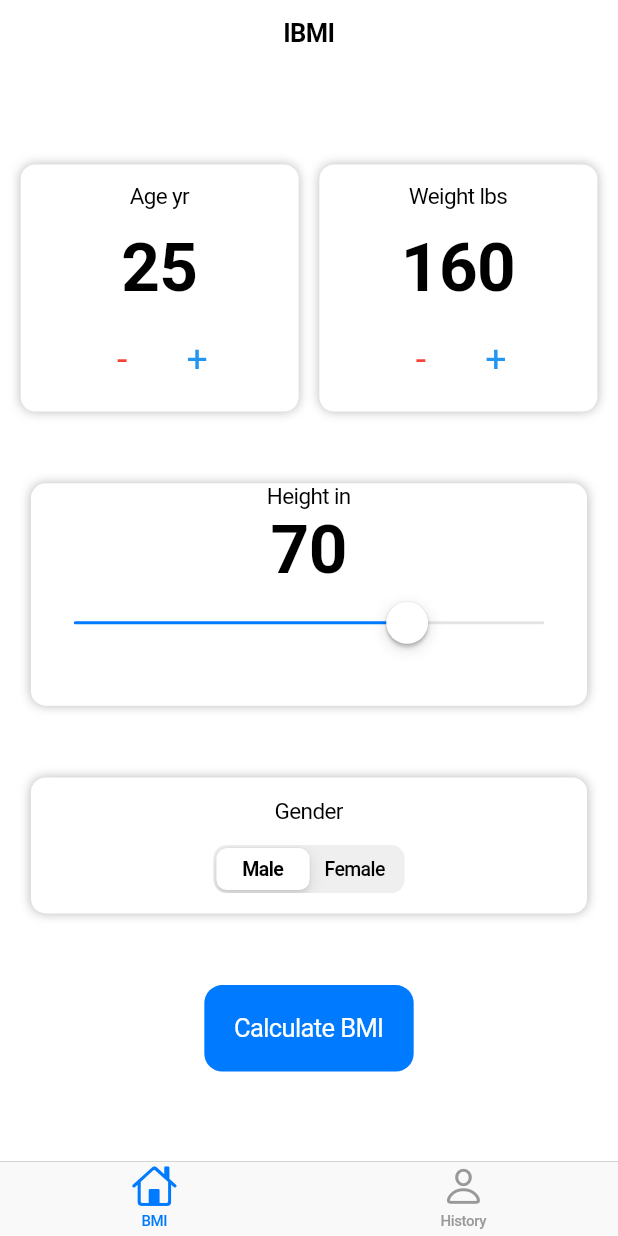
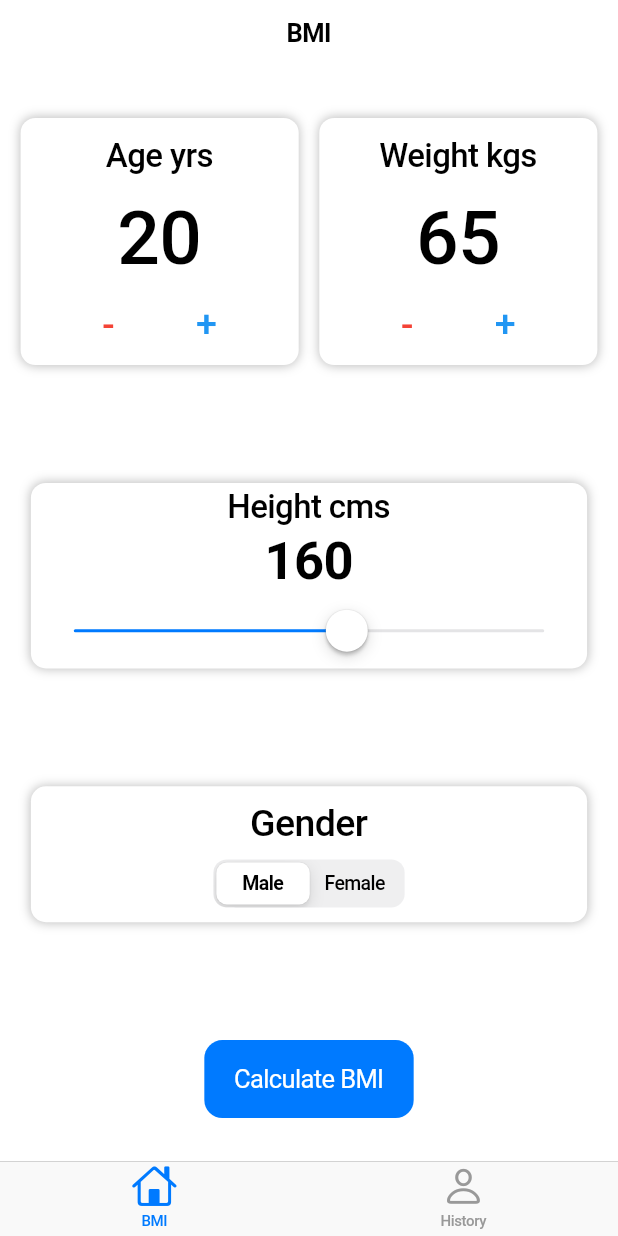
Before and after one commit to AlaguSaravanan/Flutter-Projects, a Flutter app: the screen it shows after launch, on a phone screen of 412 x 824 dp. Run offline on Flutter 3.47's test engine with Material 3 defaults, Android fonts, the phone set to English and light mode, and no system bars; our stand-ins replace dio, file_picker, firebase_core, flutter_local_notifications, get_it, html_unescape and 1 more; accounts and stored records are empty.

Commit message:
bmi_app commit

```diff
--- a/bmi_calculator/lib/main.dart
+++ b/bmi_calculator/lib/main.dart
@@ -1,5 +1,7 @@
+
 import 'package:bmi_calculator/pages/home_page.dart';
 import 'package:flutter/cupertino.dart';
+import 'package:flutter/material.dart';
 
 void main() {
   runApp(const MyApp());
@@ -8,12 +10,11 @@ void main() {
 class MyApp extends StatelessWidget {
   const MyApp({super.key});
 
-  // This widget is the root of your application.
   @override
   Widget build(BuildContext context) {
     return CupertinoApp(
       debugShowCheckedModeBanner: false,
-      title: 'IBMI',
+      title: 'BMI',
       routes: {
         '/': (BuildContext _context) => HomePage(),
       },
--- a/bmi_calculator/lib/pages/bmi_page.dart
+++ b/bmi_calculator/lib/pages/bmi_page.dart
@@ -1,4 +1,4 @@
-import 'dart:math';
+
 import 'package:flutter/cupertino.dart';
 import 'package:flutter/material.dart';
 import 'package:shared_preferences/shared_preferences.dart';
@@ -6,29 +6,27 @@ import 'package:shared_preferences/shared_preferences.dart';
 import '../utils/calculator.dart';
 import '../widgets/Info_card.dart';
 
-class BMIPage extends StatefulWidget {
+class BmiPage extends StatefulWidget {
+  const BmiPage({super.key});
+
   @override
-  State<StatefulWidget> createState() {
-    return _BMIPageState();
-  }
+  State<BmiPage> createState() => _BmiPageState();
 }
 
-class _BMIPageState extends State<BMIPage> {
-  double? _deviceHeight, _deviceWidth;
-
-  int _age = 25, _weight = 160, _height = 70, _gender = 0;
+class _BmiPageState extends State<BmiPage> {
+  double? _deviceWidth;
+  double? _deviceHeight;
+  int _age = 20, _height = 160, _weight = 65, _gender = 0;
 
   @override
   Widget build(BuildContext context) {
+    _deviceWidth = MediaQuery.of(context).size.width;
     _deviceHeight = MediaQuery.of(context).size.height;
-    _deviceWidth = MediaQuery.of(context).size.width;
     return CupertinoPageScaffold(
       child: Center(
-        child: Container(
-          height: _deviceHeight! * 0.85,
         child: Column(
+          mainAxisAlignment: MainAxisAlignment.spaceEvenly,
           mainAxisSize: MainAxisSize.max,
-            mainAxisAlignment: MainAxisAlignment.spaceEvenly,
           crossAxisAlignment: CrossAxisAlignment.center,
           children: [
             Row(
@@ -36,184 +34,192 @@ class _BMIPageState extends State<BMIPage> {
               mainAxisAlignment: MainAxisAlignment.spaceEvenly,
               crossAxisAlignment: CrossAxisAlignment.center,
               children: [
-                  _ageSelectContainer(),
-                  _weightSelectContainer(),
+                _ageSelectWidget(),
+                _weightSelectWidget(),
               ],
             ),
-              _heightSelectContainer(),
-              _genderSelectContainer(),
-              _calculateBMIButton(),
+            _heightSelectWidget(),
+            _genderSelectWidget(),
+            CupertinoButton.filled(
+              child: const Text('Calculate BMI'),
+              onPressed: () {
+                if (_age > 0 && _weight > 0 && _height > 0) {
+                  double _bmi = calculateBMI(_height, _weight);
+                  _showBmiWidget(_bmi);
+                }
+              },
+            ),
           ],
-          ),
         ),
       ),
     );
   }
 
-  Widget _ageSelectContainer() {
+  Widget _ageSelectWidget() {
     return InfoCard(
+      width: _deviceWidth! * 0.45,
       height: _deviceHeight! * 0.20,
-      width: _deviceWidth! * 0.45,
       child: Column(
+        mainAxisAlignment: MainAxisAlignment.spaceEvenly,
         mainAxisSize: MainAxisSize.max,
-        mainAxisAlignment: MainAxisAlignment.spaceEvenly,
         crossAxisAlignment: CrossAxisAlignment.center,
         children: [
           const Text(
-            'Age yr',
+            'Age yrs',
             style: TextStyle(
-              fontSize: 15,
-              fontWeight: FontWeight.w400,
+              fontSize: 22,
+              fontWeight: FontWeight.w500,
+              color: Colors.black,
             ),
           ),
           Text(
             _age.toString(),
             style: const TextStyle(
-              fontSize: 45,
-              fontWeight: FontWeight.w700,
+              fontSize: 50,
+              fontWeight: FontWeight.w500,
+              color: Colors.black,
             ),
           ),
           Row(
             mainAxisSize: MainAxisSize.max,
-            mainAxisAlignment: MainAxisAlignment.center,
+            mainAxisAlignment: MainAxisAlignment.spaceEvenly,
             crossAxisAlignment: CrossAxisAlignment.center,
             children: [
-              SizedBox(
-                width: 50,
-                child: CupertinoDialogAction(
-                  key: const Key('age_minus'),
-                  onPressed: () {
+              GestureDetector(
+                onTap: () {
                   setState(() {
                     _age--;
                   });
                 },
-                  textStyle: const TextStyle(
+                child: const Text(
+                  '-',
+                  style: TextStyle(
                     fontSize: 25,
+                    fontWeight: FontWeight.w500,
                     color: Colors.red,
                   ),
-                  child: const Text('-'),
                 ),
               ),
-              SizedBox(
-                width: 50,
-                child: CupertinoDialogAction(
-                  key: const Key('age_plus'),
-                  onPressed: () {
-                    setState(
-                      () {
+              GestureDetector(
+                onTap: () {
+                  setState(() {
                     _age++;
+                  });
                 },
-                    );
-                  },
-                  textStyle: const TextStyle(
+                child: const Text(
+                  '+',
+                  style: TextStyle(
                     fontSize: 25,
+                    fontWeight: FontWeight.w500,
                     color: Colors.blue,
                   ),
-                  child: const Text('+'),
                 ),
               ),
             ],
-          )
+          ),
         ],
       ),
     );
   }
 
-  Widget _weightSelectContainer() {
+  Widget _weightSelectWidget() {
     return InfoCard(
+      width: _deviceWidth! * 0.45,
       height: _deviceHeight! * 0.20,
-      width: _deviceWidth! * 0.45,
       child: Column(
+        mainAxisAlignment: MainAxisAlignment.spaceEvenly,
         mainAxisSize: MainAxisSize.max,
-        mainAxisAlignment: MainAxisAlignment.spaceEvenly,
         crossAxisAlignment: CrossAxisAlignment.center,
         children: [
           const Text(
-            'Weight lbs',
+            'Weight kgs',
             style: TextStyle(
-              fontSize: 15,
-              fontWeight: FontWeight.w400,
+              fontSize: 22,
+              fontWeight: FontWeight.w500,
+              color: Colors.black,
             ),
           ),
           Text(
             _weight.toString(),
             style: const TextStyle(
-              fontSize: 45,
-              fontWeight: FontWeight.w700,
+              fontSize: 50,
+              fontWeight: FontWeight.w500,
+              color: Colors.black,
             ),
           ),
           Row(
             mainAxisSize: MainAxisSize.max,
-            mainAxisAlignment: MainAxisAlignment.center,
+            mainAxisAlignment: MainAxisAlignment.spaceEvenly,
             crossAxisAlignment: CrossAxisAlignment.center,
             children: [
-              SizedBox(
-                width: 50,
-                child: CupertinoDialogAction(
-                  key: const Key('weight_minus'),
-                  onPressed: () {
+              GestureDetector(
+                onTap: () {
                   setState(() {
                     _weight--;
                   });
                 },
-                  textStyle: const TextStyle(
+                child: const Text(
+                  '-',
+                  style: TextStyle(
                     fontSize: 25,
+                    fontWeight: FontWeight.w500,
                     color: Colors.red,
                   ),
-                  child: const Text('-'),
                 ),
               ),
-              SizedBox(
-                width: 50,
-                child: CupertinoDialogAction(
-                  key: const Key('weight_plus'),
-                  onPressed: () {
-                    setState(
-                      () {
+              GestureDetector(
+                onTap: () {
+                  setState(() {
                     _weight++;
+                  });
                 },
-                    );
-                  },
-                  textStyle: const TextStyle(
+                child: const Text(
+                  '+',
+                  style: TextStyle(
                     fontSize: 25,
+                    fontWeight: FontWeight.w500,
                     color: Colors.blue,
                   ),
-                  child: const Text('+'),
                 ),
               ),
             ],
-          )
+          ),
         ],
       ),
     );
   }
 
-  Widget _heightSelectContainer() {
+  Widget _heightSelectWidget() {
     return InfoCard(
-      height: _deviceHeight! * 0.18,
       width: _deviceWidth! * 0.90,
+      height: _deviceHeight! * 0.15,
       child: Column(
+        mainAxisAlignment: MainAxisAlignment.spaceEvenly,
+        mainAxisSize: MainAxisSize.max,
+        crossAxisAlignment: CrossAxisAlignment.center,
         children: [
           const Text(
-            'Height in',
+            'Height cms',
             style: TextStyle(
-              fontSize: 15,
-              fontWeight: FontWeight.w400,
+              fontSize: 22,
+              fontWeight: FontWeight.w500,
+              color: Colors.black,
             ),
           ),
           Text(
             _height.toString(),
             style: const TextStyle(
-              fontSize: 45,
+              fontSize: 35,
               fontWeight: FontWeight.w700,
+              color: Colors.black,
             ),
           ),
           SizedBox(
             width: _deviceWidth! * 0.80,
             child: CupertinoSlider(
+              max: 272,
               min: 0,
-              max: 96,
-              divisions: 96,
+              divisions: 272,
               value: _height.toDouble(),
               onChanged: (_value) {
                 setState(() {
@@ -227,10 +233,10 @@ class _BMIPageState extends State<BMIPage> {
     );
   }
 
-  Widget _genderSelectContainer() {
+  Widget _genderSelectWidget() {
     return InfoCard(
+      width: _deviceWidth! * 0.90,
       height: _deviceHeight! * 0.11,
-      width: _deviceWidth! * 0.90,
       child: Column(
         mainAxisSize: MainAxisSize.max,
         mainAxisAlignment: MainAxisAlignment.spaceEvenly,
@@ -239,54 +245,37 @@ class _BMIPageState extends State<BMIPage> {
           const Text(
             'Gender',
             style: TextStyle(
-              fontSize: 15,
-              fontWeight: FontWeight.w400,
+              fontSize: 25,
+              fontWeight: FontWeight.w500,
+              color: Colors.black,
             ),
           ),
           CupertinoSlidingSegmentedControl(
               groupValue: _gender,
               children: const {
-              0: Text("Male"),
-              1: Text("Female"),
+                0: Text('Male'),
+                1: Text('Female'),
               },
               onValueChanged: (_value) {
                 setState(() {
                   _gender = _value as int;
                 });
-            },
-          ),
+              })
         ],
       ),
     );
   }
 
-  Widget _calculateBMIButton() {
-    return Container(
-      height: _deviceHeight! * 0.07,
-      child: CupertinoButton.filled(
-        child: const Text(
-          "Calculate BMI",
-        ),
-        onPressed: () {
-          if (_height > 0 && _weight > 0 && _age > 0) {
-            double _bmi = calculateBMI(_height, _weight);
-            _showResultDialog(_bmi);
-          }
-        },
-      ),
-    );
-  }
-
-  void _showResultDialog(double _bmi) {
+  void _showBmiWidget(double _bmi) {
     String? _status;
     if (_bmi < 18.5) {
-      _status = "Underweight";
-    } else if (_bmi >= 18.5 && _bmi < 25) {
-      _status = "Normal";
-    } else if (_bmi >= 25 && _bmi < 30) {
-      _status = "Overweight";
+      _status = 'UnderWeight';
+    } else if (_bmi > 18.5 && _bmi < 25) {
+      _status = 'Normal';
+    } else if (_bmi > 25 && _bmi < 30) {
+      _status = 'OverWeigth';
     } else if (_bmi >= 30) {
-      _status = "Obese";
+      _status = 'Obese';
     }
     showCupertinoDialog(
       context: context,
@@ -298,7 +287,7 @@ class _BMIPageState extends State<BMIPage> {
           ),
           actions: [
             CupertinoDialogAction(
-              child: const Text('Ok'),
+              child: const Text('OK'),
               onPressed: () {
                 _saveResult(_bmi.toString(), _status!);
                 Navigator.pop(_context);
--- a/bmi_calculator/lib/pages/history_page.dart
+++ b/bmi_calculator/lib/pages/history_page.dart
@@ -1,18 +1,26 @@
+
 import 'package:flutter/cupertino.dart';
 import 'package:flutter/material.dart';
 import 'package:shared_preferences/shared_preferences.dart';
 
 import '../widgets/Info_card.dart';
 
-class HistoryPage extends StatelessWidget {
-  double? _deviceHeight, _deviceWidth;
+class HistoryPage extends StatefulWidget {
+  const HistoryPage({super.key});
 
-  HistoryPage({super.key});
+  @override
+  State<HistoryPage> createState() => _HistoryPageState();
+}
+
+class _HistoryPageState extends State<HistoryPage> {
+  double? _deviceHeight;
+
+  double? _deviceWidth;
 
   @override
   Widget build(BuildContext context) {
+    _deviceWidth = MediaQuery.of(context).size.width;
     _deviceHeight = MediaQuery.of(context).size.height;
-    _deviceWidth = MediaQuery.of(context).size.width;
     return CupertinoPageScaffold(
       child: _dataCard(),
     );
@@ -24,15 +32,15 @@ class HistoryPage extends StatelessWidget {
       builder: (BuildContext _context, AsyncSnapshot _snapshot) {
         if (_snapshot.hasData) {
           final _prefs = _snapshot.data as SharedPreferences;
+          final _data = _prefs.getStringList('bmi_data');
           final _date = _prefs.getString('bmi_date');
-          final _data = _prefs.getStringList('bmi_data');
           return Center(
             child: InfoCard(
               height: _deviceHeight! * 0.25,
               width: _deviceWidth! * 0.75,
               child: Column(
+                mainAxisAlignment: MainAxisAlignment.spaceEvenly,
                 mainAxisSize: MainAxisSize.max,
-                mainAxisAlignment: MainAxisAlignment.spaceEvenly,
                 crossAxisAlignment: CrossAxisAlignment.center,
                 children: [
                   _statusText(
@@ -46,7 +54,7 @@ class HistoryPage extends StatelessWidget {
           );
         } else {
           return const Center(
-            child: CupertinoActivityIndicator(
+            child: CircularProgressIndicator(
               color: Colors.blue,
             ),
           );
@@ -60,7 +68,8 @@ class HistoryPage extends StatelessWidget {
       _status,
       style: const TextStyle(
         fontSize: 30,
-        fontWeight: FontWeight.w400,
+        fontWeight: FontWeight.w500,
+        color: Colors.black,
       ),
     );
   }
@@ -68,7 +77,7 @@ class HistoryPage extends StatelessWidget {
   Widget _dateText(String _date) {
     DateTime _parsedDate = DateTime.parse(_date);
     return Text(
-      '${_parsedDate.day} / ${_parsedDate.month} / ${_parsedDate.year}',
+      '${_parsedDate.day}/${_parsedDate.month}/${_parsedDate.year}',
       style: const TextStyle(
         fontSize: 15,
         fontWeight: FontWeight.w300,
--- a/bmi_calculator/lib/pages/home_page.dart
+++ b/bmi_calculator/lib/pages/home_page.dart
@@ -1,19 +1,20 @@
+
 import 'package:flutter/cupertino.dart';
 import 'package:flutter/material.dart';
+
 import 'bmi_page.dart';
 import 'history_page.dart';
 
+class HomePage extends StatefulWidget {
+  const HomePage({super.key});
 
-class HomePage extends StatefulWidget {
   @override
-  State<StatefulWidget> createState() {
-    return _HomePageState();
-  }
+  State<HomePage> createState() => _HomePageState();
 }
 
 class _HomePageState extends State<HomePage> {
   final List<Widget> _tabs = [
-    BMIPage(),
+    BmiPage(),
     HistoryPage(),
   ];
 
@@ -21,28 +22,27 @@ class _HomePageState extends State<HomePage> {
   Widget build(BuildContext context) {
     return CupertinoPageScaffold(
       navigationBar: const CupertinoNavigationBar(
-        middle: Text('IBMI'),
+        middle: Text('BMI'),
       ),
       child: CupertinoTabScaffold(
         tabBar: CupertinoTabBar(
           items: const [
             BottomNavigationBarItem(
               icon: Icon(CupertinoIcons.home),
-              label: "BMI",
+              label: 'BMI',
             ),
             BottomNavigationBarItem(
               icon: Icon(CupertinoIcons.person),
-              label: "History",
+              label: 'History',
             ),
           ],
-        ),
-        tabBuilder: (context, index) {
-          return CupertinoTabView(
-            builder: (context) {
-              return _tabs[index];
-            },
-          );
-        },
+        ), tabBuilder: (BuildContext context, int index) {
+        return CupertinoTabView(
+          builder: (context){
+            return _tabs[index];
+          },
+        );
+      },
       ),
     );
   }
--- a/bmi_calculator/lib/utils/calculator.dart
+++ b/bmi_calculator/lib/utils/calculator.dart
@@ -1,7 +1,5 @@
-import 'dart:convert';
 import 'dart:math';
 
-
 double calculateBMI(int height, int weight) {
-  return (weight / pow(height, 2));
+  return (weight / pow(height/100, 2));
 }
--- a/bmi_calculator/lib/widgets/Info_card.dart
+++ b/bmi_calculator/lib/widgets/Info_card.dart
@@ -1,15 +1,14 @@
-import 'package:flutter/cupertino.dart';
 import 'package:flutter/material.dart';
 
 class InfoCard extends StatelessWidget {
+  const InfoCard(
+      {super.key,
+        required this.child,
+        required this.width,
+        required this.height});
+
   final Widget child;
   final double width, height;
-
-  const InfoCard({
-    required this.height,
-    required this.width,
-    required this.child,
-  });
 
   @override
   Widget build(BuildContext context) {
@@ -24,8 +23,7 @@ class InfoCard extends StatelessWidget {
               color: Colors.black26,
               blurRadius: 5,
             )
-        ],
-      ),
+          ]),
       child: child,
     );
   }
```
Also changed, not shown: Calcy/lib/pages/home_screen.dart (added), taskly/lib/home_screen.dart (added), todo/lib/pages/Home_screen.dart (added), todo/lib/pages/login_screen.dart (added), todo/lib/pages/register_page.dart (added), todo/lib/pages/registration_screen.dart (added), todo_app/lib/models/task.dart (added), todo_app/lib/screens/home_screen.dart (added), todo_app/lib/screens/login_screen.dart (added), todo_app/lib/screens/register_screen.dart (added), todo_app/lib/services/firebase_service.dart (added), 3 other files. Lines whose indentation alone changed are shown as unchanged.
